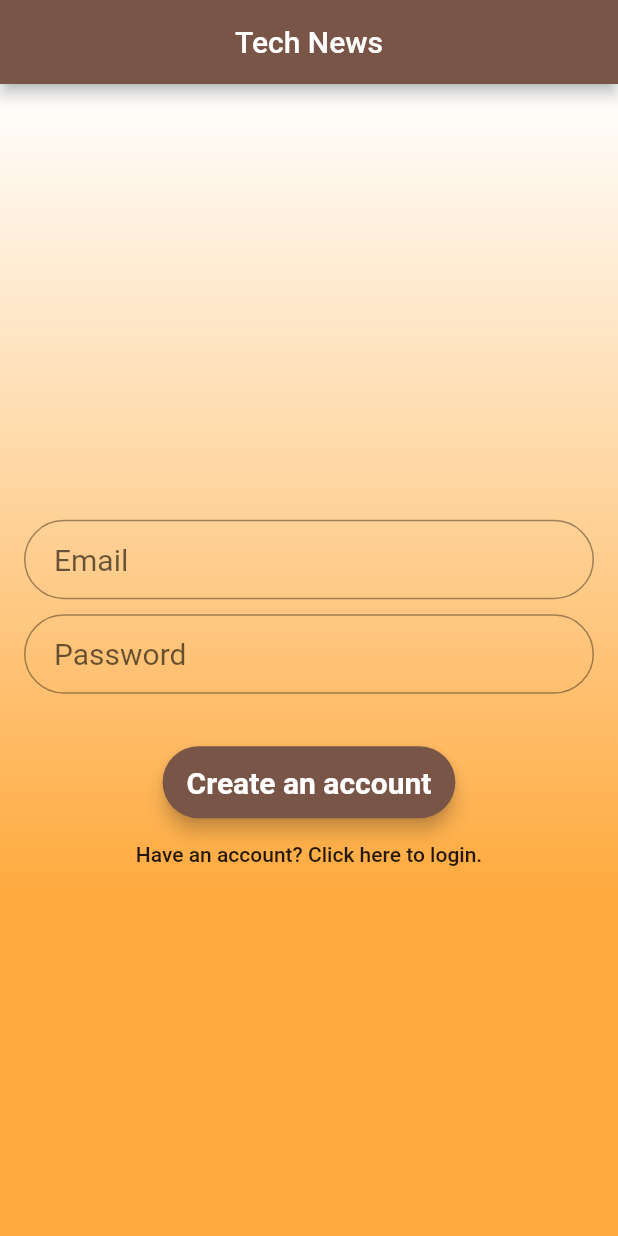
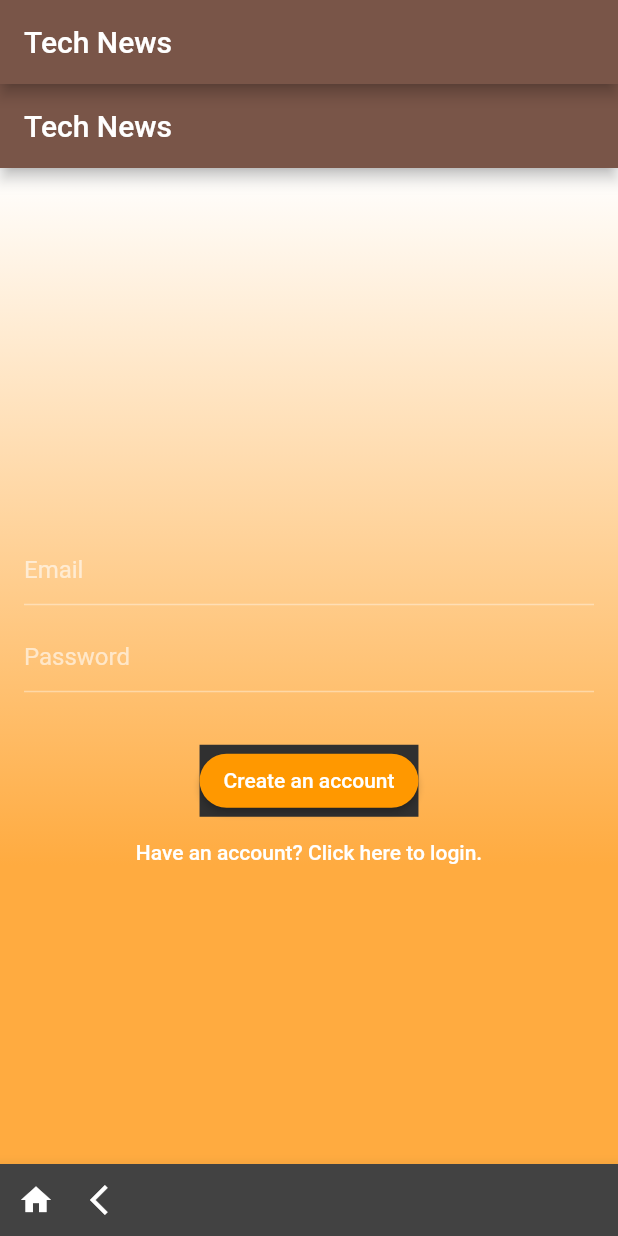
Before and after one commit to benajs/news_app, a Flutter app: the screen it shows after launch, after a tap on "Dont have an account? Tap here to regist", on a phone screen of 412 x 824 dp. Run offline on Flutter 3.47's test engine with Material 2 defaults, Android fonts, the phone set to English and light mode, and no system bars; our stand-ins replace dio; network calls fail; Roboto replaces fonts that are missing (Montserrat).

Commit message:
theme changes

```diff
--- a/lib/app.dart
+++ b/lib/app.dart
@@ -2,12 +2,58 @@ import 'package:flutter/material.dart';
 import 'package:news_app/views/home_screen.dart';
 import 'package:news_app/views/login_screen.dart';
 
-
 class TechNews extends StatelessWidget {
   @override
   Widget build(BuildContext context) => MaterialApp(
-    title: 'Tech News',
-    home: LoginPage(),
-  );
+        title: 'Tech News',
+        theme: ThemeData(
+          brightness: Brightness.dark,
+          primaryColor: Colors.brown,
+          accentColor: Colors.orangeAccent,
+          fontFamily: 'Montserrat',
+          textTheme: TextTheme(
+              headline: TextStyle(fontSize: 72.0, fontWeight: FontWeight.bold),
+              title: TextStyle(fontSize: 36.0, fontStyle: FontStyle.italic),
+              body1: TextStyle(fontSize: 14.0, fontFamily: 'Hind')),
+          buttonTheme: ButtonThemeData(
+            buttonColor: Colors.orange,
+            layoutBehavior: ButtonBarLayoutBehavior.padded,
+            textTheme: ButtonTextTheme.normal,
+            shape:
+                RoundedRectangleBorder(borderRadius: BorderRadius.circular(20)),
+          ),
+        ),
+        home: Scaffold(
+          appBar: AppBar(
+            title: Text("Tech News"),
+            backgroundColor: Colors.brown,
+          ),
+          body: LoginPage(),
+          bottomNavigationBar: BottomAppBar(
+            child: Container(
+                child: Row(
+              children: <Widget>[
+                IconButton(
+                  icon: Icon(Icons.home),
+                  onPressed: () {
+                    final sn = SnackBar(content: Text("Welcome to Tech News"));
+                    Scaffold.of(context).showSnackBar(sn);
+                  },
+                ),
+                IconButton(
+                  icon: Icon(Icons.arrow_back_ios),
+                  onPressed: () {
+                    Navigator.pop(context);
+                  },
+                ),
 
+              ],
+            )),
+          ),
+        ),
+        routes: {
+          '/home': (context) => Home(),
+          //  '/detail': (context) => DetailScreen()
+        },
+      );
 }
--- a/lib/main.dart
+++ b/lib/main.dart
@@ -4,10 +4,13 @@ import 'app.dart';
 
 void main() {
   runApp(MaterialApp(
-    title: 'Tech News',
-    theme: ThemeData(
-      appBarTheme: ThemeData.light().appBarTheme,
-    ),
-    home: TechNews(),
-  ));
+
+      title: 'Tech News',
+      home: Scaffold(
+        appBar: AppBar(
+          title: Text("Tech News"),
+          backgroundColor: Colors.brown,
+        ),
+        body: TechNews(),
+      )));
 }
--- a/lib/views/login_screen.dart
+++ b/lib/views/login_screen.dart
@@ -1,21 +1,21 @@
 import 'package:flutter/material.dart';
 import 'package:news_app/utils/network_util.dart';
-import 'package:news_app/views/home_screen.dart';
-import 'package:news_app/views/loading.dart';
 
+NetworkUtil _netUtil = new NetworkUtil();
+
+enum FormType { login, register }
+
+//User Sign-in /Sign-up Form
 class LoginPage extends StatefulWidget {
   @override
   State<StatefulWidget> createState() => new _LoginPageState();
 }
 
-TextStyle style = TextStyle(fontFamily: 'Montserrat', fontSize: 20.0);
-// Used for controlling whether the user is loggin or creating an account
-enum FormType { login, register }
-NetworkUtil _netUtil = new NetworkUtil();
-
 class _LoginPageState extends State<LoginPage> {
   final TextEditingController _emailFilter = new TextEditingController();
   final TextEditingController _passwordFilter = new TextEditingController();
+  final load_state = false;
+
   String _email = "";
   String _password = "";
   FormType _form = FormType
@@ -26,31 +26,20 @@ class _LoginPageState extends State<LoginPage> {
     _passwordFilter.addListener(_passwordListen);
   }
 
-  void _emailListen() {
-    if (_emailFilter.text.isEmpty) {
-      _email = "";
-    } else {
-      _email = _emailFilter.text;
-    }
-  }
-
-  void _passwordListen() {
-    if (_passwordFilter.text.isEmpty) {
-      _password = "";
-    } else {
-      _password = _passwordFilter.text;
-    }
-  }
-
-  // Swap in between our two forms, registering and logging in
-  void _formChange() async {
-    setState(() {
-      if (_form == FormType.register) {
-        _form = FormType.login;
-      } else {
-        _form = FormType.register;
-      }
-    });
+  Future authenticate(username, password) async {
+    Map<String, String> queryParameters = {
+      'session[email]': username,
+      'session[password]': password,
+      "commit": "Sign+in"
+    };
+    var path = "session";
+    // var response = await _netUtil.post(path, queryParameters);
+    // print(response.statusCode);
+    // if (response.statusCode == 302) {
+    print("Logged in");
+    //TODO: route navigations
+    Navigator.pushNamed(context, '/home');
+    //   }
   }
 
   @override
@@ -58,27 +47,17 @@ class _LoginPageState extends State<LoginPage> {
     final emailField = TextField(
         controller: _emailFilter,
         obscureText: false,
-      style: style,
         decoration: InputDecoration(
-          contentPadding: EdgeInsets.fromLTRB(20.0, 15.0, 20.0, 15.0),
           hintText: "Email",
-          border:
-              OutlineInputBorder(borderRadius: BorderRadius.circular(32.0))),
-    );
+        ));
     final passwordField = TextField(
         controller: _passwordFilter,
         obscureText: true,
-      style: style,
         decoration: InputDecoration(
-          contentPadding: EdgeInsets.fromLTRB(20.0, 15.0, 20.0, 15.0),
           hintText: "Password",
-          border:
-              OutlineInputBorder(borderRadius: BorderRadius.circular(32.0))),
-    );
+        ));
 
-    return new Scaffold(
-      appBar: _buildBar(context),
-      body: Center(
+    return new Center(
         child: Container(
           decoration: BoxDecoration(
             gradient: LinearGradient(
@@ -110,103 +89,10 @@ class _LoginPageState extends State<LoginPage> {
             ),
           ),
         ),
-      ),
       );
   }
 
-  Widget _buildBar(BuildContext context) {
-    return new AppBar(
-      centerTitle: true,
-      title: Text(
-        "Tech News",
-      ),
-      backgroundColor: Colors.brown,
-    );
-  }
-
-  Widget _buildButtons() {
-    if (_form == FormType.login) {
-      return new Container(
-        child: new Column(
-          children: <Widget>[
-            new Material(
-                elevation: 5.0,
-                borderRadius: BorderRadius.circular(30.0),
-                color: Colors.brown,
-                child: new MaterialButton(
-                  child: new Text('Login',
-                      style: style.copyWith(
-                          color: Colors.white, fontWeight: FontWeight.bold)),
-                  onPressed: _loginPressed,
-                )),
-            new FlatButton(
-              child: new Text('Dont have an account? Tap here to register.'),
-              onPressed: _formChange,
-            ),
-            new FlatButton(
-              child: new Text('Forgot Password?'),
-              onPressed: _passwordReset,
-            )
-          ],
-        ),
-      );
-    } else {
-      return new Container(
-        child: new Column(
-          children: <Widget>[
-            new Material(
-                elevation: 5.0,
-                borderRadius: BorderRadius.circular(30.0),
-                color: Colors.brown,
-                child: new MaterialButton(
-                  child: new Text('Create an account',
-                      style: style.copyWith(
-                          color: Colors.white, fontWeight: FontWeight.bold)),
-                  onPressed: _createAccountPressed,
-                )),
-            new FlatButton(
-              child: new Text('Have an account? Click here to login.'),
-              onPressed: _formChange,
-            )
-          ],
-        ),
-      );
-    }
-  }
-
-  void _loginPressed() {
-    print('The user wants to login with $_email and $_password');
-    authenticate(_email, _password);
-  }
-
-  void _createAccountPressed() {
-    createUser(_email, _password);
-    print('The user wants to create an accoutn with $_email and $_password');
-  }
-
-  void _passwordReset() {
-    print("The user wants a password reset request sent to $_email");
-  }
-
-  Future authenticate(username, password) async {
-    Map<String, String> queryParameters = {
-      'session[email]': username,
-      'session[password]': password,
-      "commit": "Sign+in"
-    };
-    var path = "session";
-    // var response = await _netUtil.post(path, queryParameters);
-    // print(response.statusCode);
-    // if (response.statusCode == 302) {
-      print("Logged in");
-      //TODO: route navigations
-      Navigator.push(
-        context,
-        MaterialPageRoute(builder: (context) => Home()),
-      );
- //   }
-  }
-
+  // Swap in between our two forms, registering and logging in
   Future createUser(username, password) async {
     Map<String, String> queryParameters = {
       'session[email]': username,
@@ -227,4 +113,89 @@ class _LoginPageState extends State<LoginPage> {
       print(response.body);
     }
   }
+
+  Widget _buildButtons() {
+    if (_form == FormType.login) {
+      return new Container(
+        child: new Column(
+          children: <Widget>[
+            new Material(
+                elevation: 5.0,
+                borderRadius: BorderRadius.circular(30.0),
+                color: Colors.brown,
+                child: new MaterialButton(
+                  child: new Text('Login'),
+                  onPressed: _loginPressed,
+                )),
+            new FlatButton(
+              child: new Text('Dont have an account? Tap here to register.'),
+              onPressed: _formChange,
+            ),
+            new FlatButton(
+              child: new Text('Forgot Password?'),
+              onPressed: _passwordReset,
+            )
+          ],
+        ),
+      );
+    } else {
+      return new Container(
+        child: new Column(
+          children: <Widget>[
+            new Material(
+                child: RaisedButton(
+              child: Text(
+                'Create an account',
+              ),
+              onPressed: _createAccountPressed,
+            )),
+            new FlatButton(
+              child: new Text('Have an account? Click here to login.'),
+              onPressed: _formChange,
+            )
+          ],
+        ),
+      );
     }
+  }
+
+  void _createAccountPressed() {
+    createUser(_email, _password);
+    print('The user wants to create an accoutn with $_email and $_password');
+  }
+
+  void _emailListen() {
+    if (_emailFilter.text.isEmpty) {
+      _email = "";
+    } else {
+      _email = _emailFilter.text;
+    }
+  }
+
+  void _formChange() async {
+    setState(() {
+      if (_form == FormType.register) {
+        _form = FormType.login;
+      } else {
+        _form = FormType.register;
+      }
+    });
+  }
+
+  void _loginPressed() {
+    print('The user wants to login with $_email and $_password');
+    authenticate(_email, _password);
+  }
+
+  void _passwordListen() {
+    if (_passwordFilter.text.isEmpty) {
+      _password = "";
+    } else {
+      _password = _passwordFilter.text;
+    }
+  }
+
+  void _passwordReset() {
+    print("The user wants a password reset request sent to $_email");
+  }
+}
```
Also changed, not shown: lib/views/detail_screen.dart (+2 -7 lines), lib/views/home_screen.dart (+27 -9 lines). Lines whose indentation alone changed are shown as unchanged.
